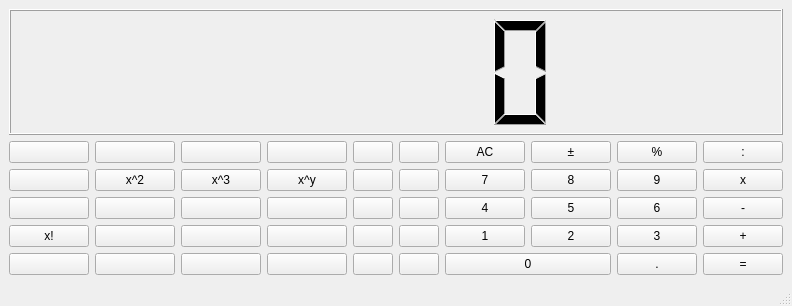
Above: design.ui from erinaAV/YandexLyceum_project before the change. Below: the same form after it.
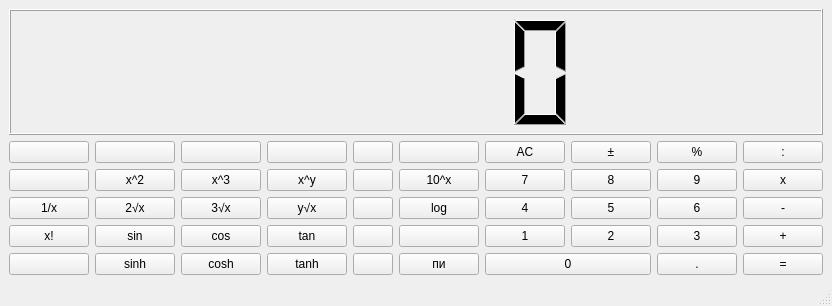
That is the form after the change.

Commit message: Добавление новых функций (log, pi, 10^x и др. )

The edit to the form file:
```diff
--- a/design.ui
+++ b/design.ui
@@ -21,7 +21,7 @@
        <string>&lt;html&gt;&lt;head/&gt;&lt;body&gt;&lt;p align=&quot;center&quot;&gt;&lt;span style=&quot; font-size:36pt;&quot;&gt;:&lt;/span&gt;&lt;/p&gt;&lt;/body&gt;&lt;/html&gt;</string>
       </property>
       <property name="text">
-       <string/>
+       <string>cosh</string>
       </property>
      </widget>
     </item>
@@ -31,7 +31,7 @@
        <string>&lt;html&gt;&lt;head/&gt;&lt;body&gt;&lt;p align=&quot;center&quot;&gt;&lt;span style=&quot; font-size:36pt;&quot;&gt;:&lt;/span&gt;&lt;/p&gt;&lt;/body&gt;&lt;/html&gt;</string>
       </property>
       <property name="text">
-       <string/>
+       <string>tan</string>
       </property>
      </widget>
     </item>
@@ -121,7 +121,7 @@
        <string>&lt;html&gt;&lt;head/&gt;&lt;body&gt;&lt;p align=&quot;center&quot;&gt;&lt;span style=&quot; font-size:36pt;&quot;&gt;:&lt;/span&gt;&lt;/p&gt;&lt;/body&gt;&lt;/html&gt;</string>
       </property>
       <property name="text">
-       <string/>
+       <string>1/x</string>
       </property>
      </widget>
     </item>
@@ -131,7 +131,7 @@
        <string>&lt;html&gt;&lt;head/&gt;&lt;body&gt;&lt;p align=&quot;center&quot;&gt;&lt;span style=&quot; font-size:36pt;&quot;&gt;:&lt;/span&gt;&lt;/p&gt;&lt;/body&gt;&lt;/html&gt;</string>
       </property>
       <property name="text">
-       <string/>
+       <string>sin</string>
       </property>
      </widget>
     </item>
@@ -141,7 +141,7 @@
        <string>&lt;html&gt;&lt;head/&gt;&lt;body&gt;&lt;p align=&quot;center&quot;&gt;&lt;span style=&quot; font-size:36pt;&quot;&gt;:&lt;/span&gt;&lt;/p&gt;&lt;/body&gt;&lt;/html&gt;</string>
       </property>
       <property name="text">
-       <string/>
+       <string>cos</string>
       </property>
      </widget>
     </item>
@@ -204,7 +204,7 @@
        <string>&lt;html&gt;&lt;head/&gt;&lt;body&gt;&lt;p align=&quot;center&quot;&gt;&lt;span style=&quot; font-size:36pt;&quot;&gt;:&lt;/span&gt;&lt;/p&gt;&lt;/body&gt;&lt;/html&gt;</string>
       </property>
       <property name="text">
-       <string/>
+       <string>10^x</string>
       </property>
      </widget>
     </item>
@@ -214,7 +214,7 @@
        <string>&lt;html&gt;&lt;head/&gt;&lt;body&gt;&lt;p align=&quot;center&quot;&gt;&lt;span style=&quot; font-size:36pt;&quot;&gt;:&lt;/span&gt;&lt;/p&gt;&lt;/body&gt;&lt;/html&gt;</string>
       </property>
       <property name="text">
-       <string/>
+       <string>log</string>
       </property>
      </widget>
     </item>
@@ -293,7 +293,7 @@
        <string>&lt;html&gt;&lt;head/&gt;&lt;body&gt;&lt;p align=&quot;center&quot;&gt;&lt;span style=&quot; font-size:36pt;&quot;&gt;:&lt;/span&gt;&lt;/p&gt;&lt;/body&gt;&lt;/html&gt;</string>
       </property>
       <property name="text">
-       <string/>
+       <string>3√x</string>
       </property>
      </widget>
     </item>
@@ -349,7 +349,7 @@
        <string>&lt;html&gt;&lt;head/&gt;&lt;body&gt;&lt;p align=&quot;center&quot;&gt;&lt;span style=&quot; font-size:36pt;&quot;&gt;:&lt;/span&gt;&lt;/p&gt;&lt;/body&gt;&lt;/html&gt;</string>
       </property>
       <property name="text">
-       <string/>
+       <string>y√x</string>
       </property>
      </widget>
     </item>
@@ -412,7 +412,7 @@
        <string>&lt;html&gt;&lt;head/&gt;&lt;body&gt;&lt;p align=&quot;center&quot;&gt;&lt;span style=&quot; font-size:36pt;&quot;&gt;:&lt;/span&gt;&lt;/p&gt;&lt;/body&gt;&lt;/html&gt;</string>
       </property>
       <property name="text">
-       <string/>
+       <string>пи</string>
       </property>
      </widget>
     </item>
@@ -422,7 +422,7 @@
        <string>&lt;html&gt;&lt;head/&gt;&lt;body&gt;&lt;p align=&quot;center&quot;&gt;&lt;span style=&quot; font-size:36pt;&quot;&gt;:&lt;/span&gt;&lt;/p&gt;&lt;/body&gt;&lt;/html&gt;</string>
       </property>
       <property name="text">
-       <string/>
+       <string>sinh</string>
       </property>
      </widget>
     </item>
@@ -494,7 +494,7 @@
        <string>&lt;html&gt;&lt;head/&gt;&lt;body&gt;&lt;p align=&quot;center&quot;&gt;&lt;span style=&quot; font-size:36pt;&quot;&gt;:&lt;/span&gt;&lt;/p&gt;&lt;/body&gt;&lt;/html&gt;</string>
       </property>
       <property name="text">
-       <string/>
+       <string>2√x</string>
       </property>
      </widget>
     </item>
@@ -514,7 +514,7 @@
        <string>&lt;html&gt;&lt;head/&gt;&lt;body&gt;&lt;p align=&quot;center&quot;&gt;&lt;span style=&quot; font-size:36pt;&quot;&gt;:&lt;/span&gt;&lt;/p&gt;&lt;/body&gt;&lt;/html&gt;</string>
       </property>
       <property name="text">
-       <string/>
+       <string>tanh</string>
       </property>
      </widget>
     </item>
```
Left out of the diff: 30 changed lines with no effect on the pictures. The commit also changes 1 other file.
